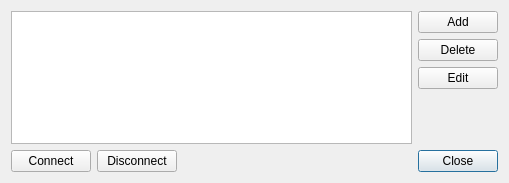
violethaze74/ugene, file src/corelibs/U2Gui/src/util/shared_db/ui/SharedConnectionsDialog.ui: the form before one commit.
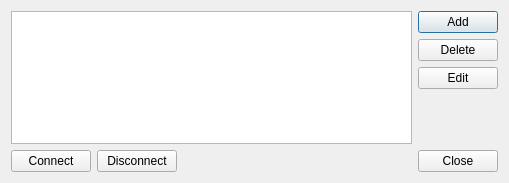
The form after the commit.

Commit message: Added Help buttons for shared database dialogs

```diff
--- a/src/corelibs/U2Gui/src/util/shared_db/ui/SharedConnectionsDialog.ui
+++ b/src/corelibs/U2Gui/src/util/shared_db/ui/SharedConnectionsDialog.ui
@@ -16,31 +16,29 @@
   <property name="windowTitle">
    <string>Shared Databases Connections</string>
   </property>
-  <layout class="QGridLayout" name="gridLayout" columnstretch="1,0">
-   <item row="0" column="0">
+  <layout class="QVBoxLayout" name="verticalLayout">
+   <item>
+    <layout class="QHBoxLayout" name="horizontalLayout">
+     <item>
     <widget class="QListWidget" name="lwConnections">
      <property name="editTriggers">
       <set>QAbstractItemView::NoEditTriggers</set>
      </property>
     </widget>
    </item>
-   <item row="1" column="1">
-    <widget class="QDialogButtonBox" name="buttonBox">
-     <property name="orientation">
-      <enum>Qt::Horizontal</enum>
-     </property>
-     <property name="standardButtons">
-      <set>QDialogButtonBox::Close</set>
-     </property>
-    </widget>
-   </item>
-   <item row="0" column="1">
+     <item>
     <layout class="QVBoxLayout" name="buttonsLayout">
      <property name="rightMargin">
       <number>0</number>
      </property>
      <item>
       <widget class="QPushButton" name="pbAdd">
+         <property name="sizePolicy">
+          <sizepolicy hsizetype="Maximum" vsizetype="Fixed">
+           <horstretch>0</horstretch>
+           <verstretch>0</verstretch>
+          </sizepolicy>
+         </property>
        <property name="text">
         <string>Add</string>
        </property>
@@ -75,8 +73,10 @@
      </item>
     </layout>
    </item>
-   <item row="1" column="0">
-    <layout class="QHBoxLayout" name="horizontalLayout">
+    </layout>
+   </item>
+   <item>
+    <layout class="QHBoxLayout" name="horizontalLayout_2">
      <item>
       <widget class="QPushButton" name="pbConnect">
        <property name="text">
@@ -104,6 +104,16 @@
        </property>
       </spacer>
      </item>
+     <item>
+      <widget class="QDialogButtonBox" name="buttonBox">
+       <property name="orientation">
+        <enum>Qt::Horizontal</enum>
+       </property>
+       <property name="standardButtons">
+        <set>QDialogButtonBox::Close</set>
+       </property>
+      </widget>
+     </item>
     </layout>
    </item>
   </layout>
```
Left out of the diff: 12 changed lines with no effect on the pictures. Lines whose indentation alone changed are shown as unchanged. The commit also changes 6 other files.
